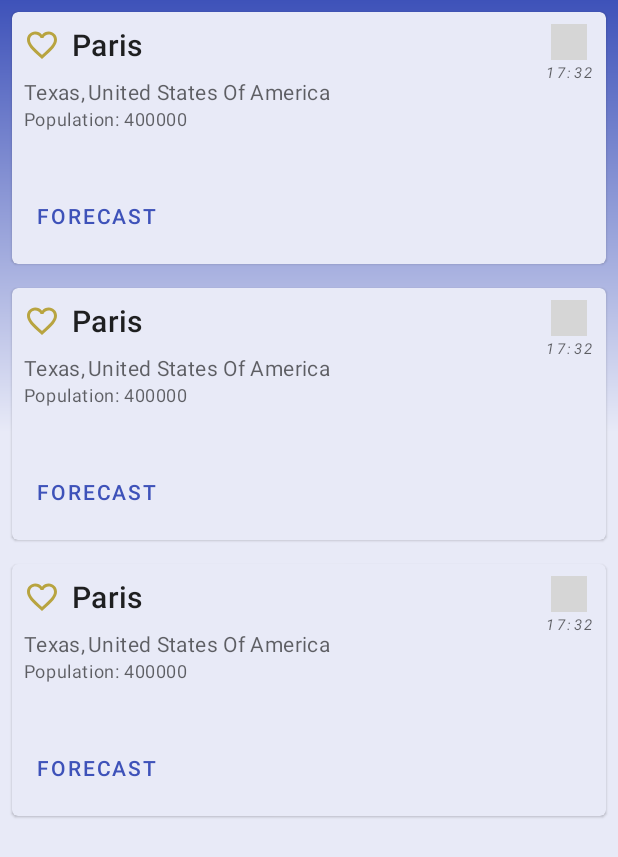
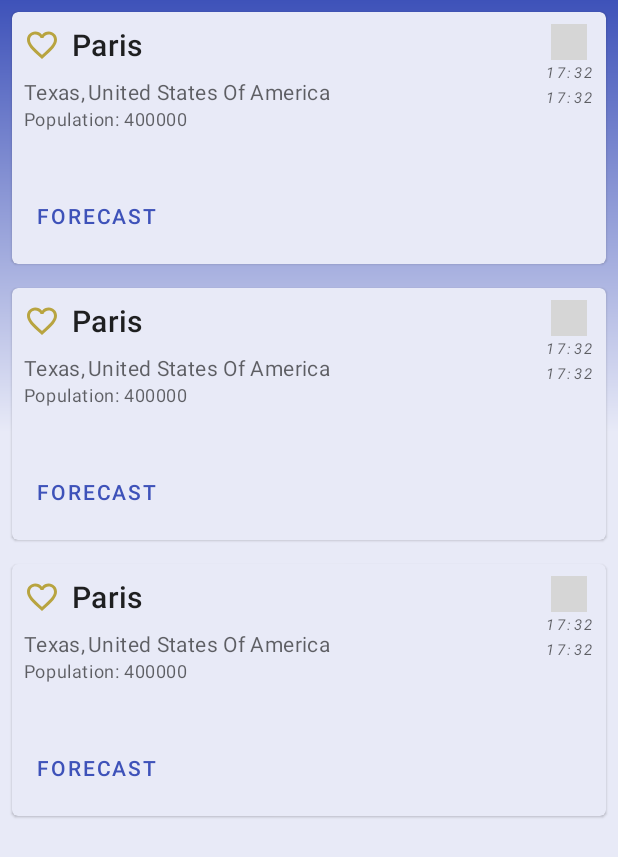
Before and after one commit to jvoyatz/WeatherApp, an Android app: the layout cities_fragment.xml on its own in the app's theme, with its tools: preview values and no code run, on a phone screen of 412 x 824 dp. Shown: the top 857 px of the screen. Run offline under Robolectric (Android 15) with nearby library versions, the phone set to English and light mode, and no system bars; grey boxes are pictures that could not be loaded.

Commit message:
when selecting a city from the provided list, then navigate to the main screen (previously you had to select on the forecast button, in order to change screen)  // fixed wrong date time in cities list/

```diff
--- a/app/src/main/java/com/jvoyatz/weather/app/ui/cities/CitiesFragment.java
+++ b/app/src/main/java/com/jvoyatz/weather/app/ui/cities/CitiesFragment.java
@@ -102,16 +102,14 @@ public class CitiesFragment extends Fragment implements CitiesHandler{
     @Override
     public void onViewClicked(View view, @NonNull CityEntity item, @Nullable CityEntity selectedItem) {
         boolean areItemsTheSame = CitiesListAdapter.DIFF_CALLBACK.areContentsTheSame(item, selectedItem);
+        NavController navController = Navigation.findNavController(requireView());
         switch (view.getId()){
             case R.id.city_weather_forecast_btn:
                 if(!areItemsTheSame) {
                     mWeatherViewModel.setSelectedCityEntityLiveData(item);
                 }
-                NavController navController = Navigation.findNavController(requireView());
-                navController.navigate(CitiesFragmentDirections.actionCitiesFragmentToHomeFragment());
                 break;
             default:
-
                 if(!areItemsTheSame) {
                     mWeatherViewModel.setSelectedCityEntityLiveData(item);
                 }else{
@@ -119,6 +117,7 @@ public class CitiesFragment extends Fragment implements CitiesHandler{
                 }
                 break;
         }
+        handler.postDelayed(() -> navController.navigate(CitiesFragmentDirections.actionCitiesFragmentToHomeFragment()), 400);
     }
 
     @Override
--- a/app/src/main/java/com/jvoyatz/weather/app/util/Utils.java
+++ b/app/src/main/java/com/jvoyatz/weather/app/util/Utils.java
@@ -228,7 +228,7 @@ public class Utils {
         return date == null ? "" : getHourDayFormatter().format(date);
     }
 
-    private static String formatYYYYMMddDate(Date date) {
+    public static String formatYYYYMMddDate(Date date) {
         return date == null ? "" : getYYYYMMddFormatter().format(date);
     }
 
--- a/app/src/main/res/layout/cities_fragment_recyclerview_item.xml
+++ b/app/src/main/res/layout/cities_fragment_recyclerview_item.xml
@@ -165,11 +165,11 @@
                 android:padding="1dp"
                 android:gravity="center"
                 app:layout_constraintEnd_toEndOf="parent"
-                android:text="@{Utils.formatStandardDate(Utils.getDateTimeByZone(city.timezone.zone))}"
+                android:text="@{Utils.formatYYYYMMddDate(Utils.getDateTimeByZone(city.timezone.zone))}"
                 app:layout_constraintTop_toBottomOf="@+id/cityIcon"
                 tools:text="17:32" />
 
-         <!--   <TextView
+            <TextView
                 android:id="@+id/time"
                 style="@style/TextAppearance.MaterialComponents.Overline"
                 android:layout_width="0dp"
@@ -183,7 +183,7 @@
                 app:layout_constraintEnd_toEndOf="@+id/date"
                 app:layout_constraintStart_toStartOf="@+id/date"
                 app:layout_constraintTop_toBottomOf="@+id/date"
-                tools:text="17:32" />-->
+                tools:text="17:32" />
         </androidx.constraintlayout.widget.ConstraintLayout>
     </com.google.android.material.card.MaterialCardView>
 </layout>
```
